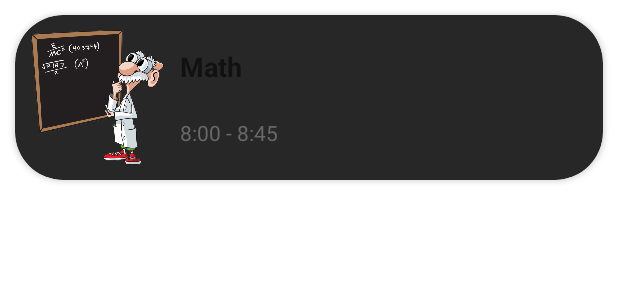
After one commit to Bai777/MyLessonSchedule, an Android app: the layout item_classes_fragment_layout.xml on its own in the app's theme, with its tools: preview values and no code run, on a phone screen of 412 x 824 dp. The commit adds this screen. Shown: the top 300 px of the screen. Run offline under Robolectric (Android 15) with nearby library versions, the phone set to English and light mode, and no system bars.

Commit message:
добавил ClassesFragment.kt, ClassesRecyclerAdapter.kt, ClassesViewModel.kt

```diff
--- /dev/null
+++ b/app/src/main/res/layout/item_classes_fragment_layout.xml
@@ -0,0 +1,60 @@
+<?xml version="1.0" encoding="utf-8"?>
+<androidx.cardview.widget.CardView xmlns:android="http://schemas.android.com/apk/res/android"
+    android:layout_width="match_parent"
+    android:layout_height="wrap_content"
+    app:cardBackgroundColor="#272727"
+    app:cardCornerRadius="32dp"
+    android:layout_margin="10dp"
+    xmlns:app="http://schemas.android.com/apk/res-auto">
+
+    <androidx.constraintlayout.widget.ConstraintLayout
+        android:layout_width="match_parent"
+        android:layout_height="match_parent">
+
+        <ImageView
+            android:id="@+id/icon"
+            android:src="@drawable/math"
+            android:layout_width="90dp"
+            android:layout_height="90dp"
+            android:layout_margin="10dp"
+            app:layout_constraintStart_toStartOf="parent"
+            app:layout_constraintTop_toTopOf="parent"
+            app:layout_constraintBottom_toBottomOf="parent"/>
+
+        <TextView
+            android:id="@+id/title"
+            android:layout_width="wrap_content"
+            android:layout_height="wrap_content"
+            android:text="@string/math"
+            android:textSize="18sp"
+            android:textStyle="bold"
+            android:layout_margin="10dp"
+            app:layout_constraintStart_toEndOf="@id/icon"
+            app:layout_constraintBottom_toTopOf="@id/time"
+            app:layout_constraintTop_toTopOf="@id/icon"/>
+
+        <TextView
+            android:id="@+id/time"
+            android:layout_width="wrap_content"
+            android:layout_height="wrap_content"
+            android:text="@string/_8_00_8_45"
+            android:textColor="#696969"
+            android:layout_margin="10dp"
+            app:layout_constraintStart_toEndOf="@id/icon"
+            app:layout_constraintTop_toBottomOf="@id/title"
+            app:layout_constraintBottom_toBottomOf="@id/icon"/>
+
+        <Button
+            android:id="@+id/open_in_btn"
+            android:layout_width="wrap_content"
+            android:layout_height="0dp"
+            android:backgroundTint="#5999ff"
+            android:text="@string/open_in"
+            android:insetTop="0dp"
+            android:insetBottom="0dp"
+            android:visibility="gone"
+            app:layout_constraintEnd_toEndOf="parent"
+            app:layout_constraintTop_toTopOf="parent"
+            app:layout_constraintBottom_toBottomOf="parent"/>
+    </androidx.constraintlayout.widget.ConstraintLayout>
+</androidx.cardview.widget.CardView>
--- a/app/src/main/res/values/strings.xml
+++ b/app/src/main/res/values/strings.xml
@@ -27,4 +27,6 @@
     <string name="math_image">math_image</string>
     <string name="image_literature">image_literature</string>
     <string name="greetings">Hi, Schoolboy!</string>
+    <!-- TODO: Remove or change this placeholder text -->
+    <string name="hello_blank_fragment">Hello blank fragment</string>
 </resources>
```
Also changed, not shown: app/src/main/java/com/example/mylessonschedule/ui/fragmentclasses/ClassesFragment.kt (added, +21 -0 lines), app/src/main/java/com/example/mylessonschedule/ui/fragmentclasses/ClassesRecyclerAdapter.kt (added, +66 -0 lines), app/src/main/java/com/example/mylessonschedule/ui/fragmentclasses/ClassesViewModel.kt (added, +35 -0 lines), app/src/main/java/com/example/mylessonschedule/ui/fragmenthome/FragmentHome.kt (+12 -1 lines), app/src/main/java/com/example/mylessonschedule/ui/fragmenthome/HomeViewModel.kt (added, +57 -0 lines), app/src/main/res/layout/fragment_classes.xml (added, +14 -0 lines), app/src/main/res/drawable-v24/history.png (added), app/src/main/res/drawable-v24/physics.png (added), 1 other file.
